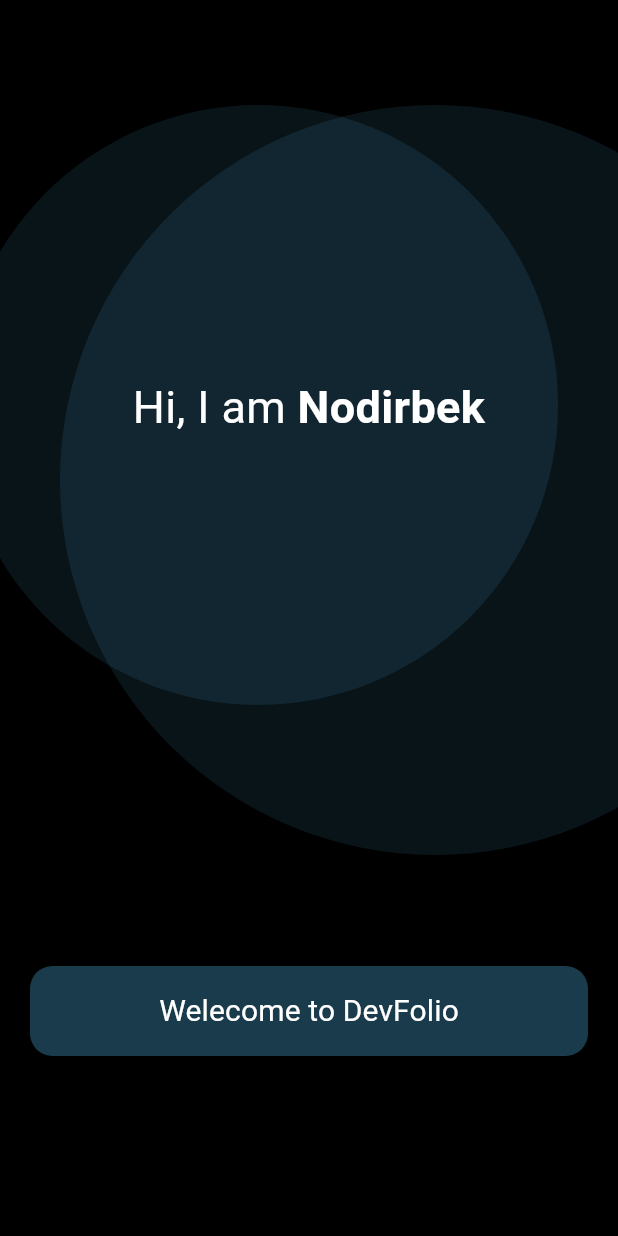
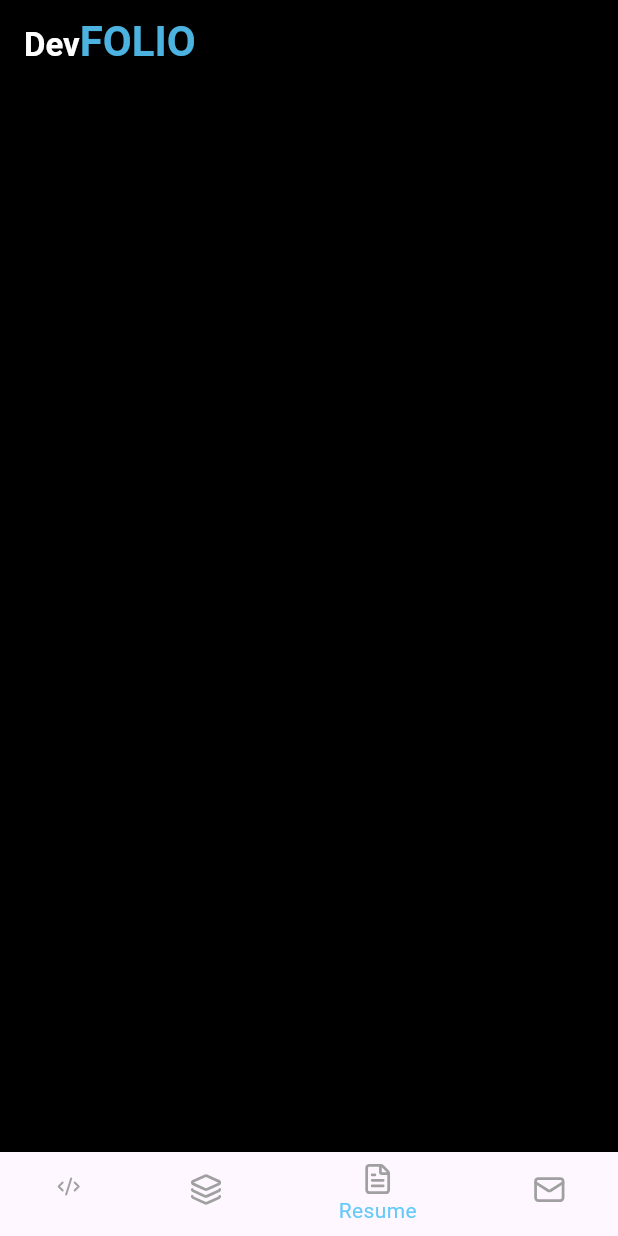
Before and after one commit to NodirbekRasuljonov/devfolio, a Flutter app: the screen it shows after launch, after a tap on "Welecome to DevFolio", on a phone screen of 412 x 824 dp. Run offline on Flutter 3.47's test engine with Material 3 defaults, Android fonts, the phone set to English and light mode, and no system bars; our stand-ins replace firebase_core, flutter_svg; missing offline and left inert: on_click; accounts and stored records are empty.

Commit message:
added home page with bottomnavigation bar:

```diff
--- /dev/null
+++ b/lib/const/routes.dart
@@ -0,0 +1,24 @@
+import 'package:devfolio/pages/homepage.dart';
+import 'package:devfolio/pages/intro.dart';
+import 'package:flutter/cupertino.dart';
+import 'package:flutter/material.dart';
+
+class AppRoutes {
+  Route? onGenerateRoute(RouteSettings settings) {
+    switch (settings.name) {
+      case "/intro":
+        return MaterialPageRoute(
+          builder: (context) {
+            return IntroPage();
+          },
+        );
+      case "/home":
+        return MaterialPageRoute(
+          builder: (context) {
+            return HomePage();
+          },
+        );
+    }
+    return null;
+  }
+}
--- a/lib/main.dart
+++ b/lib/main.dart
@@ -1,4 +1,4 @@
-import 'package:devfolio/pages/intro.dart';
+import 'package:devfolio/const/routes.dart';
 import 'package:flutter/material.dart';
 import 'package:firebase_core/firebase_core.dart';
 
@@ -9,11 +9,13 @@
 }
 
 class MyApp extends StatelessWidget {
-  const MyApp({super.key});
+ const MyApp({super.key, });
+
 
   // This widget is the root of your application.
   @override
   Widget build(BuildContext context) {
+    AppRoutes appRoutes = AppRoutes();
     return MaterialApp(
       title: 'Flutter Demo',
       debugShowCheckedModeBanner: false,
@@ -21,7 +23,9 @@
 
         colorScheme: .fromSeed(seedColor: Colors.deepPurple),
       ),
-      home: IntroPage()
+      onGenerateRoute: appRoutes.onGenerateRoute,
+      initialRoute: "/intro",
+
     );
   }
 }
--- /dev/null
+++ b/lib/pages/homepage.dart
@@ -0,0 +1,74 @@
+import 'package:devfolio/const/colors_const.dart';
+import 'package:flutter/material.dart';
+import 'package:flutter_svg/svg.dart';
+import 'package:on_click/on_click.dart';
+
+class HomePage extends StatelessWidget {
+  const HomePage({super.key});
+
+  @override
+  Widget build(BuildContext context) {
+    int selectedIndex=2;
+    return SafeArea(
+      child: Scaffold(
+        backgroundColor: ColorsConst.kMainColor,
+        appBar: AppBar(
+          title: RichText(
+            text: TextSpan(
+              children: [
+                TextSpan(
+                  text: "Dev",
+                  style: TextStyle(
+                    color: ColorsConst.kWhiteColor,
+                    fontSize: 22.0,
+                    fontWeight: FontWeight.w700,
+                  ),
+                ),
+                TextSpan(
+                  text: "FOLIO",
+                  style: TextStyle(
+                    color: ColorsConst.kCircleColor.withOpacity(0.9),
+                    fontSize: 28.0,
+                    fontWeight: FontWeight.w700,
+                  ),
+                ),
+              ],
+            ),
+          ),
+          centerTitle: false,
+          backgroundColor: ColorsConst.kMainColor,
+        ),
+        bottomNavigationBar: BottomNavigationBar(
+          backgroundColor: ColorsConst.kMainColor,
+          items: [
+            BottomNavigationBarItem(
+
+              icon: SvgPicture.asset("assets/svg/home.svg"),
+              label: "Home",
+            ),
+            BottomNavigationBarItem(
+              icon: SvgPicture.asset("assets/svg/projects.svg"),
+              label: "Projects",
+            ),
+            BottomNavigationBarItem(
+              icon: SvgPicture.asset("assets/svg/cv.svg"),
+              label: "Resume",
+            ),
+            BottomNavigationBarItem(
+              icon: SvgPicture.asset("assets/svg/contact.svg"),
+              label: "Contact",
+            ),
+          ],
+          selectedItemColor: ColorsConst.kCircleColor.withOpacity(0.9),
+          selectedIconTheme: IconThemeData(
+            color: ColorsConst.kCircleColor.withOpacity(0.9),
+            ),
+            currentIndex:selectedIndex ,
+            onTap: (index){
+              selectedIndex=index;
+            },
+        ),
+      ),
+    );
+  }
+}
--- a/lib/pages/intro.dart
+++ b/lib/pages/intro.dart
@@ -74,7 +74,9 @@
                   borderRadius: BorderRadius.circular(15.0),
                 ),
               ),
-              onPressed: () {},
+              onPressed: () {
+                Navigator.pushReplacementNamed(context, "/home");
+              },
               child: Text(
                 "Welecome to DevFolio",
                 style: TextStyle(
```
Also changed, not shown: pubspec.yaml (+5 -3 lines), assets/svg/contact.svg (added), assets/svg/cv.svg (added), assets/svg/home.svg (added), assets/svg/projects.svg (added), pubspec.lock.
